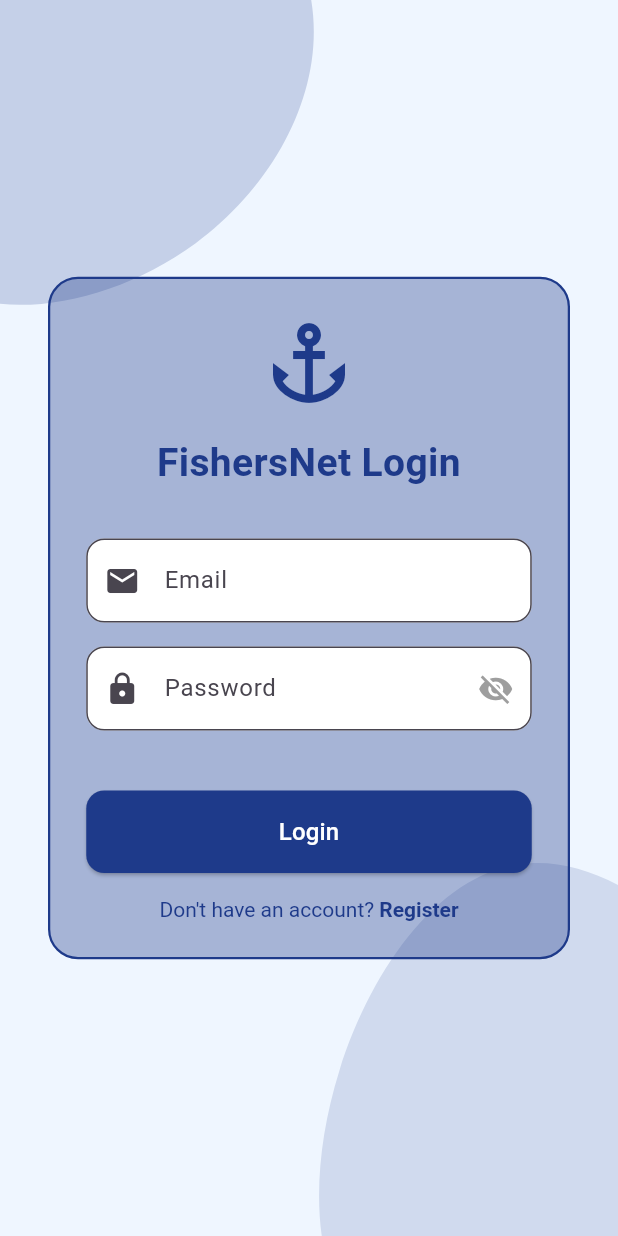
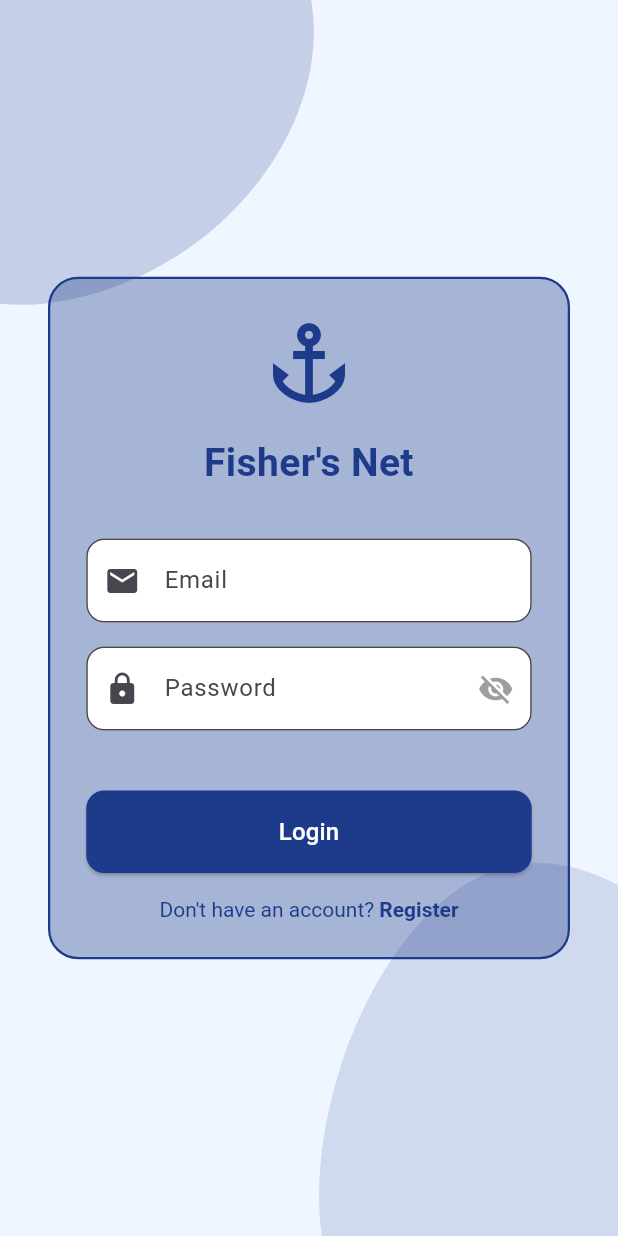
Before and after one commit to gaurav0830/flutter_fishersNet, a Flutter app: the screen it shows after launch, on a phone screen of 412 x 824 dp. Run offline on Flutter 3.47's test engine with Material 3 defaults, Android fonts, the phone set to English and light mode, and no system bars; our stand-ins replace animate_do, carousel_slider, flutter_svg, image_picker, shared_preferences; missing offline and left inert: flutter_pdfview.

```diff
--- a/lib/Fishers/Screens/FishersScreen.dart
+++ b/lib/Fishers/Screens/FishersScreen.dart
@@ -1,6 +1,6 @@
 import 'package:flutter/material.dart';
 import 'package:shared_preferences/shared_preferences.dart';
-import '../../screens/login.dart';
+import '../../screens/login_screen.dart';
 
 class FisherDashboard extends StatelessWidget {
   const FisherDashboard({super.key});
@@ -41,7 +41,7 @@ class FisherDashboard extends StatelessWidget {
       await prefs.setBool('isLoggedIn', false);
       Navigator.pushReplacement(
         context,
-        MaterialPageRoute(builder: (context) => const LoginPage()),
+        MaterialPageRoute(builder: (context) => const LoginScreen()),
       );
     }
   }
--- a/lib/constants/api_constant.dart
+++ b/lib/constants/api_constant.dart
@@ -1,12 +1,14 @@
 class ApiConstant {
-  static const String baseUrl = 'http://192.168.29.110/fishing/api'; // Update with your server URL
+  static const String baseUrl =
+      'http://192.168.0.181/fishing/api'; // Update with your server URL
   static const String register = '/register.php';
   static const String login = '/login.php';
   static const String viewMagazine = '/view_magazine.php';
-  static const String viewRescue = '/view_rescue.php';
   static const String addFeedback = '/add_feedback.php';
   static const String bookFish = '/book_fish.php';
   static const String viewFish = '/view_fish.php';
   static const String uploadFishImage = '/upload_fish_image.php';
   static const String uploadMagazineImage = '/upload_magazine_image.php';
+  static const String viewRescue = '/api/view_rescue.php';
+  static const String updateRescueStatus = '/api/update_rescue.php';
 }
--- a/lib/screens/login_screen.dart
+++ b/lib/screens/login_screen.dart
@@ -90,17 +90,19 @@ class _LoginScreenState extends State<LoginScreen> {
                   decoration: BoxDecoration(
                     color: const Color(0xFF1E3A8A).withOpacity(0.35),
                     borderRadius: BorderRadius.circular(20),
-                    border: Border.all(color: const Color(0xFF1E3A8A), width: 1.5),
+                    border:
+                        Border.all(color: const Color(0xFF1E3A8A), width: 1.5),
                   ),
                   child: Form(
                     key: _formKey,
                     child: Column(
                       crossAxisAlignment: CrossAxisAlignment.stretch,
                       children: [
-                        const Icon(Icons.anchor, size: 64, color: Color(0xFF1E3A8A)),
+                        const Icon(Icons.anchor,
+                            size: 64, color: Color(0xFF1E3A8A)),
                         const SizedBox(height: 16),
                         const Text(
-                          "FishersNet Login",
+                          "Fisher's Net",
                           textAlign: TextAlign.center,
                           style: TextStyle(
                             fontSize: 26,
```
Also changed, not shown: lib/services/api_services.dart (+19 -0 lines), lib/main.dart (line endings or trailing spaces), pubspec.lock, 125 other files. Lines whose indentation alone changed are shown as unchanged.
